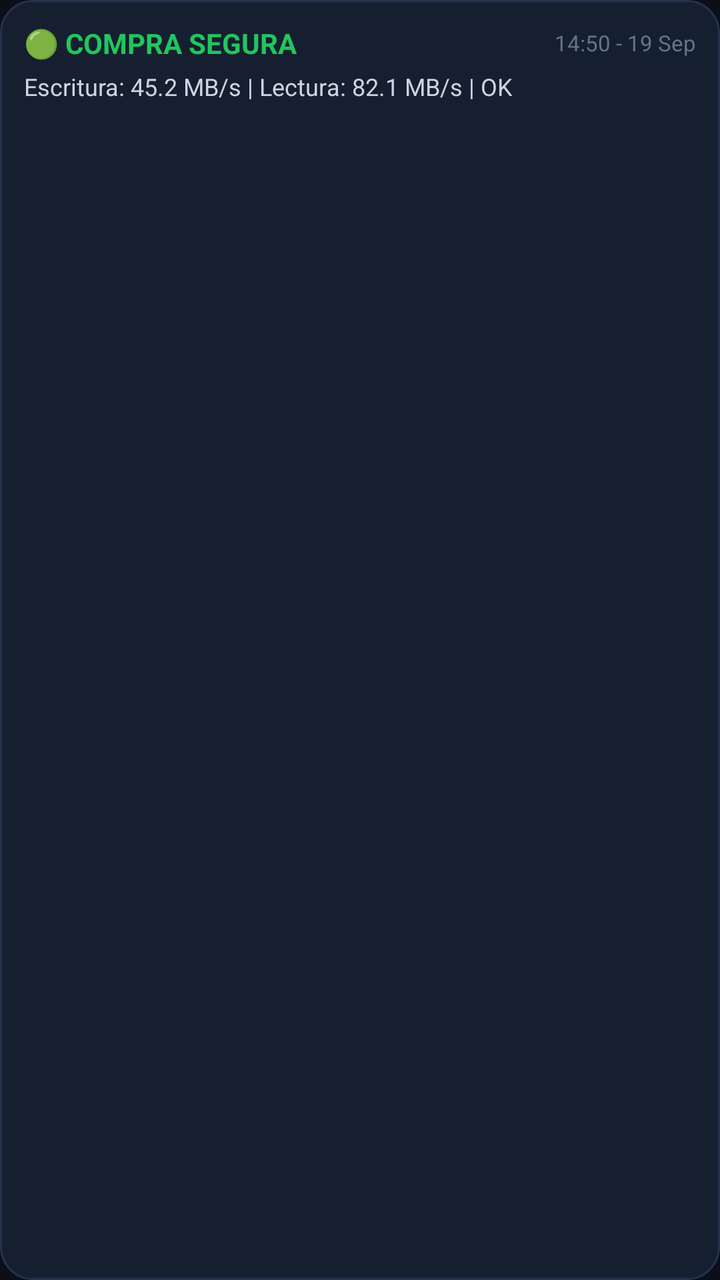
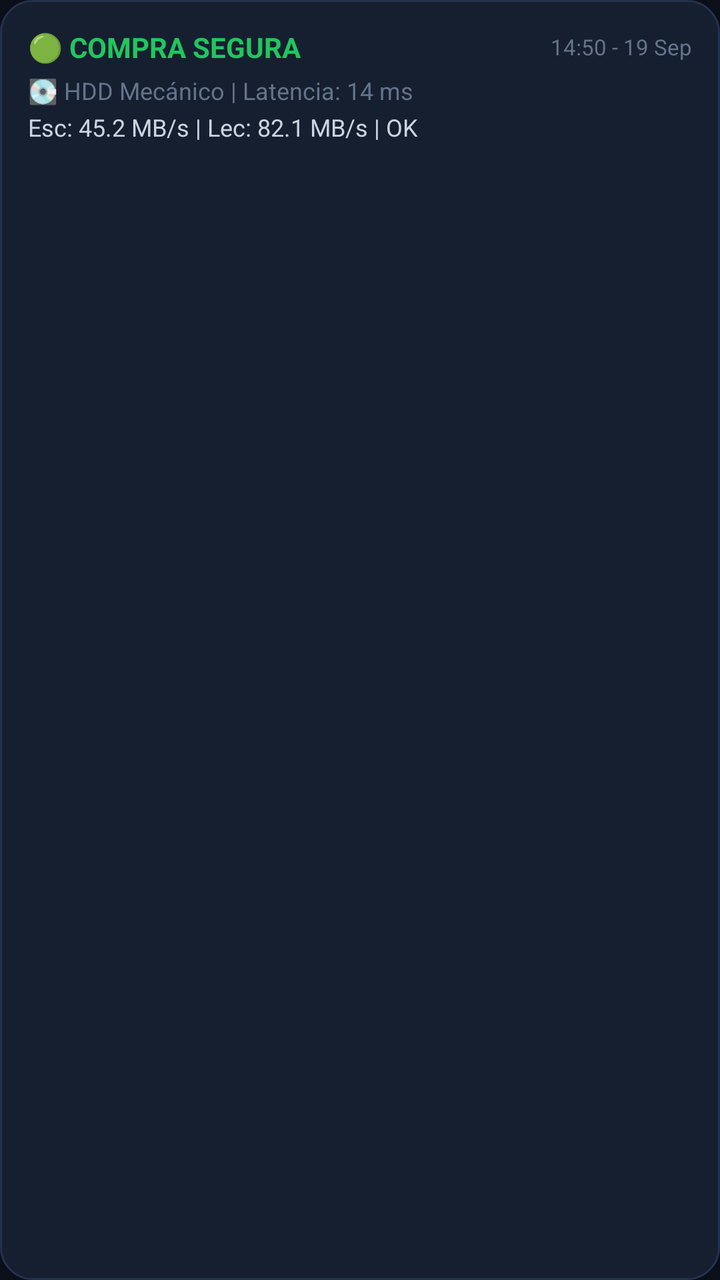

The first picture is an Android layout as it rendered before a commit; the second is the same layout after the commit. The layout source and the unified diff follow.
<!-- AndroidManifest.xml: application theme Theme.ScrapDiskDoctor -->
<!-- res/layout/item_history.xml -->
<?xml version="1.0" encoding="utf-8"?>
<LinearLayout xmlns:android="http://schemas.android.com/apk/res/android"
    android:layout_width="match_parent"
    android:layout_height="wrap_content"
    android:layout_marginBottom="8dp"
    android:background="@drawable/bg_rounded_card"
    android:orientation="vertical"
    android:padding="12dp">

    <LinearLayout
        android:layout_width="match_parent"
        android:layout_height="wrap_content"
        android:gravity="center_vertical"
        android:orientation="horizontal">

        <TextView
            android:id="@+id/tvItemVerdict"
            android:layout_width="0dp"
            android:layout_height="wrap_content"
            android:layout_weight="1"
            android:text="🟢 COMPRA SEGURA"
            android:textColor="@color/status_good"
            android:textSize="14sp"
            android:textStyle="bold" />

        <TextView
            android:id="@+id/tvItemDate"
            android:layout_width="wrap_content"
            android:layout_height="wrap_content"
            android:text="14:50 - 19 Sep"
            android:textColor="@color/text_muted"
            android:textSize="11sp" />

    </LinearLayout>

    <TextView
        android:id="@+id/tvItemDetails"
        android:layout_width="match_parent"
        android:layout_height="wrap_content"
        android:layout_marginTop="4dp"
        android:text="Escritura: 45.2 MB/s | Lectura: 82.1 MB/s | OK"
        android:textColor="@color/text_body"
        android:textSize="12sp" />

</LinearLayout>
<!-- resources referenced by this layout -->
<resources>
  <color name="status_good">#22C55E</color>
  <color name="text_body">#CBD5E1</color>
  <color name="text_muted">#64748B</color>
  <!-- drawable bg_rounded_card (drawable) -->
  <?xml version="1.0" encoding="utf-8"?>
  <shape xmlns:android="http://schemas.android.com/apk/res/android"
      android:shape="rectangle">
      <corners android:radius="16dp" />
      <solid android:color="@color/bg_card" />
      <stroke android:width="1dp" android:color="#24324D" />
  </shape>
  <style name="Theme.ScrapDiskDoctor" parent="Theme.Material3.Dark.NoActionBar">
          <item name="colorPrimary">@color/primary</item>
          <item name="colorOnPrimary">@color/white</item>
          <item name="android:statusBarColor">@color/bg_main</item>
          <item name="android:navigationBarColor">@color/bg_main</item>
          <item name="android:windowBackground">@color/bg_main</item>
      </style>
  <color name="bg_card">#161F30</color>
  <color name="primary">#0EA5E9</color>
  <color name="white">#FFFFFF</color>
  <color name="bg_main">#0B0F19</color>
</resources>

<!-- the commit's change to res/layout/item_history.xml (unified diff, before → after) -->
@@ -2,11 +2,12 @@
 <LinearLayout xmlns:android="http://schemas.android.com/apk/res/android"
     android:layout_width="match_parent"
     android:layout_height="wrap_content"
-    android:layout_marginBottom="8dp"
+    android:layout_marginBottom="10dp"
     android:background="@drawable/bg_rounded_card"
     android:orientation="vertical"
-    android:padding="12dp">
+    android:padding="14dp">
 
+    
     <LinearLayout
         android:layout_width="match_parent"
         android:layout_height="wrap_content"
@@ -33,12 +34,46 @@
 
     </LinearLayout>
 
+    
+    <TextView
+        android:id="@+id/tvItemLabel"
+        android:layout_width="match_parent"
+        android:layout_height="wrap_content"
+        android:layout_marginTop="3dp"
+        android:text="🏷️ Disco #1 - Toshiba 1TB"
+        android:textColor="@color/accent"
+        android:textSize="13sp"
+        android:textStyle="bold"
+        android:visibility="gone" />
+
+    
+    <TextView
+        android:id="@+id/tvItemBargain"
+        android:layout_width="match_parent"
+        android:layout_height="wrap_content"
+        android:layout_marginTop="2dp"
+        android:text="💎 Ganga: $15 por 1TB ($0.015/GB)"
+        android:textColor="@color/status_good"
+        android:textSize="12sp"
+        android:visibility="gone" />
+
+    
+    <TextView
+        android:id="@+id/tvItemDriveType"
+        android:layout_width="match_parent"
+        android:layout_height="wrap_content"
+        android:layout_marginTop="4dp"
+        android:text="💽 HDD Mecánico | Latencia: 14 ms"
+        android:textColor="@color/text_muted"
+        android:textSize="12sp" />
+
+    
     <TextView
         android:id="@+id/tvItemDetails"
         android:layout_width="match_parent"
         android:layout_height="wrap_content"
-        android:layout_marginTop="4dp"
-        android:text="Escritura: 45.2 MB/s | Lectura: 82.1 MB/s | OK"
+        android:layout_marginTop="2dp"
+        android:text="Esc: 45.2 MB/s | Lec: 82.1 MB/s | OK"
         android:textColor="@color/text_body"
         android:textSize="12sp" />
 
<!-- resource entries referenced after the edit -->
@@ -1,5 +1,6 @@
 <!-- resources referenced by this layout -->
 <resources>
+  <color name="accent">#38BDF8</color>
   <color name="status_good">#22C55E</color>
   <color name="text_body">#CBD5E1</color>
   <color name="text_muted">#64748B</color>
